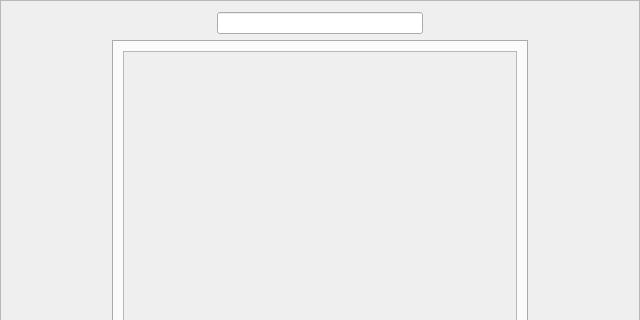
MoonLightDE/mlde.d.moonlightde, file src/panel-dash_xdg/ui/Dash.ui: the form before one commit; both pictures show x 0 to 640 and y 0 to 320 of the 640 by 480 pixel window.
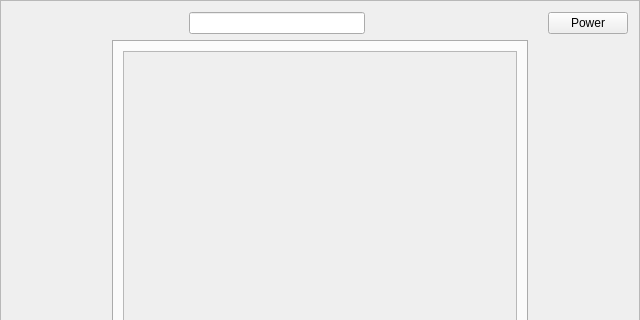
The form after the commit. The open tabs and pages were chosen to show the change.

Commit message: Adding power control support.

What changed in the file:
```diff
--- a/src/panel-dash_xdg/ui/Dash.ui
+++ b/src/panel-dash_xdg/ui/Dash.ui
@@ -64,6 +64,13 @@
        </property>
       </spacer>
      </item>
+     <item>
+      <widget class="QPushButton" name="powerButton">
+       <property name="text">
+        <string>Power</string>
+       </property>
+      </widget>
+     </item>
     </layout>
    </item>
    <item>
```
Left out of the diff: 10 changed lines with no effect on the pictures. The commit also changes 2 other files.
